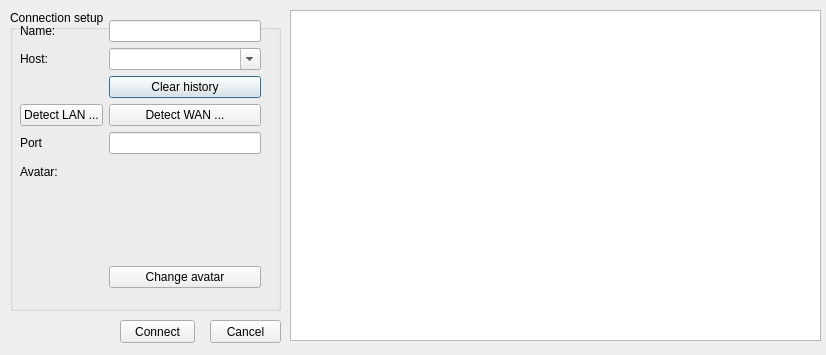
First picture: the form in src/connectiondialog.ui, repository Mogara/QSanguosha, before the edit.
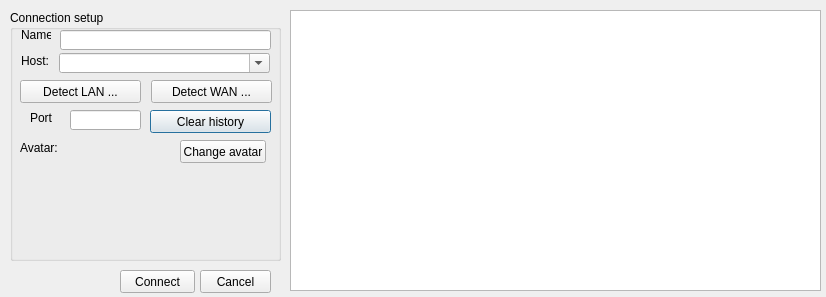
Second picture: the form after the edit.

The edit to the form file:
```diff
--- a/src/connectiondialog.ui
+++ b/src/connectiondialog.ui
@@ -10,7 +10,7 @@
     <x>0</x>
     <y>0</y>
     <width>826</width>
-    <height>355</height>
+    <height>297</height>
    </rect>
   </property>
   <property name="windowTitle">
@@ -22,27 +22,21 @@
      <x>10</x>
      <y>10</y>
      <width>271</width>
-     <height>301</height>
+     <height>251</height>
     </rect>
    </property>
    <property name="title">
     <string>Connection setup</string>
    </property>
-   <widget class="QWidget" name="layoutWidget">
-    <property name="geometry">
-     <rect>
-      <x>10</x>
-      <y>10</y>
-      <width>241</width>
-      <height>281</height>
-     </rect>
-    </property>
-    <layout class="QFormLayout" name="formLayout">
-     <property name="fieldGrowthPolicy">
-      <enum>QFormLayout::AllNonFixedFieldsGrow</enum>
-     </property>
-     <item row="1" column="0">
       <widget class="QLabel" name="nameLabel">
+    <property name="geometry">
+     <rect>
+      <x>11</x>
+      <y>17</y>
+      <width>30</width>
+      <height>16</height>
+     </rect>
+    </property>
        <property name="text">
         <string>Name:</string>
        </property>
@@ -50,50 +44,100 @@
         <cstring>nameLineEdit</cstring>
        </property>
       </widget>
-     </item>
-     <item row="1" column="1">
-      <widget class="QLineEdit" name="nameLineEdit"/>
-     </item>
-     <item row="2" column="0">
+   <widget class="QLineEdit" name="nameLineEdit">
+    <property name="geometry">
+     <rect>
+      <x>50</x>
+      <y>20</y>
+      <width>211</width>
+      <height>20</height>
+     </rect>
+    </property>
+   </widget>
       <widget class="QLabel" name="hostLabel">
+    <property name="geometry">
+     <rect>
+      <x>11</x>
+      <y>43</y>
+      <width>30</width>
+      <height>16</height>
+     </rect>
+    </property>
        <property name="text">
         <string>Host:</string>
        </property>
       </widget>
-     </item>
-     <item row="2" column="1">
       <widget class="QComboBox" name="hostComboBox">
+    <property name="geometry">
+     <rect>
+      <x>49</x>
+      <y>43</y>
+      <width>211</width>
+      <height>20</height>
+     </rect>
+    </property>
        <property name="editable">
         <bool>true</bool>
        </property>
       </widget>
-     </item>
-     <item row="3" column="1">
       <widget class="QPushButton" name="clearHistoryButton">
+    <property name="geometry">
+     <rect>
+      <x>140</x>
+      <y>100</y>
+      <width>121</width>
+      <height>23</height>
+     </rect>
+    </property>
        <property name="text">
         <string>Clear history</string>
        </property>
       </widget>
-     </item>
-     <item row="5" column="0">
       <widget class="QLabel" name="portLabel">
+    <property name="geometry">
+     <rect>
+      <x>20</x>
+      <y>100</y>
+      <width>24</width>
+      <height>16</height>
+     </rect>
+    </property>
        <property name="text">
         <string>Port</string>
        </property>
       </widget>
-     </item>
-     <item row="5" column="1">
-      <widget class="QLineEdit" name="portLineEdit"/>
-     </item>
-     <item row="6" column="0">
+   <widget class="QLineEdit" name="portLineEdit">
+    <property name="geometry">
+     <rect>
+      <x>60</x>
+      <y>100</y>
+      <width>71</width>
+      <height>20</height>
+     </rect>
+    </property>
+   </widget>
       <widget class="QLabel" name="avatarLabel">
+    <property name="geometry">
+     <rect>
+      <x>10</x>
+      <y>130</y>
+      <width>42</width>
+      <height>16</height>
+     </rect>
+    </property>
        <property name="text">
         <string>Avatar:</string>
        </property>
       </widget>
-     </item>
-     <item row="6" column="1">
       <widget class="QLabel" name="avatarPixmap">
+    <property name="geometry">
+     <rect>
+      <x>60</x>
+      <y>130</y>
+      <width>100</width>
+      <height>100</height>
+     </rect>
+    </property>
        <property name="minimumSize">
         <size>
          <width>100</width>
@@ -107,30 +151,45 @@
         <bool>true</bool>
        </property>
       </widget>
-     </item>
-     <item row="7" column="1">
       <widget class="QPushButton" name="changeAvatarButton">
+    <property name="geometry">
+     <rect>
+      <x>170</x>
+      <y>130</y>
+      <width>86</width>
+      <height>23</height>
+     </rect>
+    </property>
        <property name="text">
         <string>Change avatar</string>
        </property>
       </widget>
-     </item>
-     <item row="4" column="1">
       <widget class="QPushButton" name="detectWANButton">
+    <property name="geometry">
+     <rect>
+      <x>141</x>
+      <y>70</y>
+      <width>121</width>
+      <height>23</height>
+     </rect>
+    </property>
        <property name="text">
         <string>Detect WAN ...</string>
        </property>
       </widget>
-     </item>
-     <item row="4" column="0">
       <widget class="QPushButton" name="detectLANButton">
+    <property name="geometry">
+     <rect>
+      <x>10</x>
+      <y>70</y>
+      <width>121</width>
+      <height>23</height>
+     </rect>
+    </property>
        <property name="text">
         <string>Detect LAN ...</string>
        </property>
       </widget>
-     </item>
-    </layout>
-   </widget>
   </widget>
   <widget class="QListWidget" name="avatarList">
    <property name="geometry">
@@ -138,7 +197,7 @@
      <x>290</x>
      <y>10</y>
      <width>531</width>
-     <height>331</height>
+     <height>281</height>
     </rect>
    </property>
    <property name="iconSize">
@@ -157,8 +216,8 @@
   <widget class="QPushButton" name="cancelButton">
    <property name="geometry">
     <rect>
-     <x>210</x>
-     <y>320</y>
+     <x>200</x>
+     <y>270</y>
      <width>71</width>
      <height>23</height>
     </rect>
@@ -171,7 +230,7 @@
    <property name="geometry">
     <rect>
      <x>120</x>
-     <y>320</y>
+     <y>270</y>
      <width>75</width>
      <height>23</height>
     </rect>
```
Lines whose indentation alone changed are shown as unchanged.
